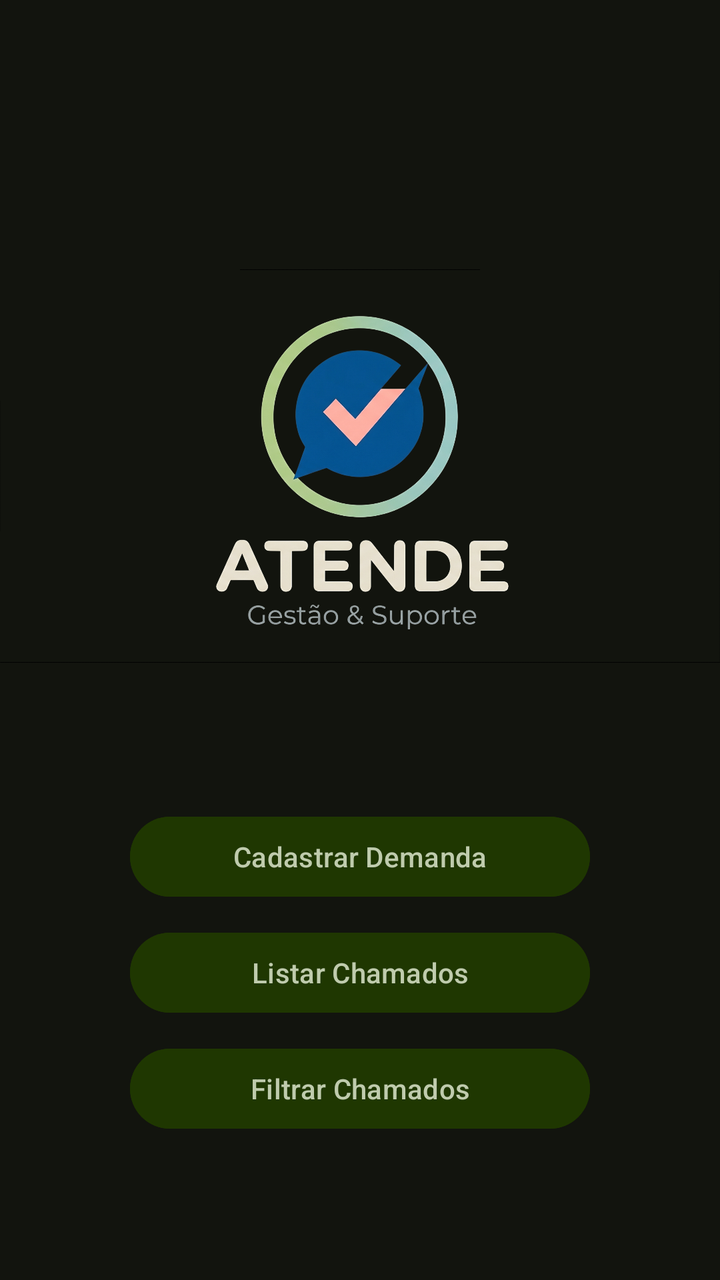
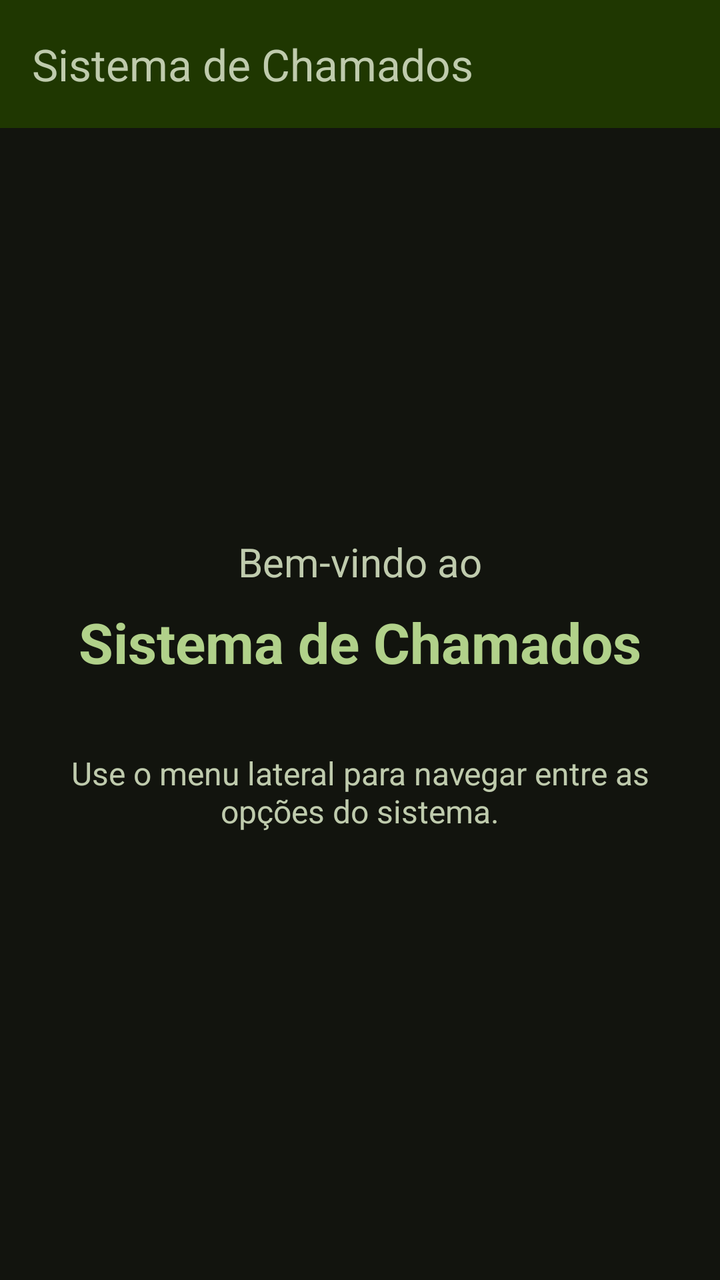

Compare the two renders of this Android layout. The source of the first and the diff that turns it into the second are given below.
<!-- AndroidManifest.xml: application theme Theme.TrabalhoPratico1 -->
<!-- res/layout/activity_main.xml -->
<?xml version="1.0" encoding="utf-8"?>
<LinearLayout xmlns:android="http://schemas.android.com/apk/res/android"
    xmlns:app="http://schemas.android.com/apk/res-auto"
    xmlns:tools="http://schemas.android.com/tools"
    android:id="@+id/main"
    android:layout_width="match_parent"
    android:layout_height="match_parent"
    android:background="@color/superficieDim"
    android:gravity="center"
    android:orientation="vertical"
    tools:context=".MainActivity">

    <LinearLayout
        android:layout_width="match_parent"
        android:layout_height="wrap_content"
        android:layout_weight="0.5"
        android:gravity="bottom|center_horizontal"
        android:orientation="vertical">

        <ImageView
            android:id="@+id/imageView2"
            android:layout_width="match_parent"
            android:layout_height="200dp"
            app:srcCompat="@drawable/logoaplicativo_9" />
    </LinearLayout>

    <LinearLayout
        android:layout_width="match_parent"
        android:layout_height="wrap_content"
        android:layout_weight="0.5"
        android:gravity="center"
        android:orientation="vertical">

        <Button
            android:id="@+id/btnCadastrarDemanda"
            android:layout_width="230dp"
            android:layout_height="wrap_content"
            android:layout_marginTop="5dp"
            android:layout_marginBottom="5dp"
            android:backgroundTint="@color/onVerdePrimaria"
            android:text="Cadastrar Demanda"
            android:textColor="@color/verdeSecundaria" />

        <Button
            android:id="@+id/btnListarChamados"
            android:layout_width="230dp"
            android:layout_height="wrap_content"
            android:layout_marginTop="5dp"
            android:layout_marginBottom="5dp"
            android:backgroundTint="@color/onVerdePrimaria"
            android:text="Listar Chamados"
            android:textColor="@color/verdeSecundaria" />

        <Button
            android:id="@+id/btnFiltrarChamados"
            android:layout_width="230dp"
            android:layout_height="wrap_content"
            android:layout_marginTop="5dp"
            android:layout_marginBottom="5dp"
            android:backgroundTint="@color/onVerdePrimaria"
            android:text="Filtrar Chamados"
            android:textColor="@color/verdeSecundaria" />
    </LinearLayout>

</LinearLayout>
<!-- resources referenced by this layout -->
<resources>
  <color name="onVerdePrimaria">#1f3701</color>
  <color name="superficieDim">#12140e</color>
  <color name="verdeSecundaria">#bfcbad</color>
  <!-- drawable logoaplicativo_9: png bitmap (drawable-hdpi, 635657 bytes) -->
  <style name="Theme.TrabalhoPratico1" parent="Base.Theme.TrabalhoPratico1" />
  <style name="Base.Theme.TrabalhoPratico1" parent="Theme.Material3.DayNight.NoActionBar">
          
          
      </style>
</resources>

<!-- the commit's change to res/layout/activity_main.xml (unified diff, before → after) -->
@@ -1,65 +1,96 @@
 <?xml version="1.0" encoding="utf-8"?>
-<LinearLayout xmlns:android="http://schemas.android.com/apk/res/android"
+<androidx.drawerlayout.widget.DrawerLayout xmlns:android="http://schemas.android.com/apk/res/android"
     xmlns:app="http://schemas.android.com/apk/res-auto"
-    xmlns:tools="http://schemas.android.com/tools"
-    android:id="@+id/main"
+    android:id="@+id/drawerLayout"
     android:layout_width="match_parent"
     android:layout_height="match_parent"
-    android:background="@color/superficieDim"
-    android:gravity="center"
-    android:orientation="vertical"
-    tools:context=".MainActivity">
+    android:background="@color/superficieDim">
 
     <LinearLayout
         android:layout_width="match_parent"
-        android:layout_height="wrap_content"
-        android:layout_weight="0.5"
-        android:gravity="bottom|center_horizontal"
+        android:layout_height="match_parent"
         android:orientation="vertical">
 
-        <ImageView
-            android:id="@+id/imageView2"
+        <com.google.android.material.appbar.MaterialToolbar
+            android:id="@+id/toolbar"
             android:layout_width="match_parent"
-            android:layout_height="200dp"
-            app:srcCompat="@drawable/logoaplicativo_9" />
+            android:layout_height="?attr/actionBarSize"
+            android:background="@color/onVerdePrimaria"
+            app:title="@string/app_name"
+            app:titleTextColor="@color/verdeSecundaria" />
+
+        <FrameLayout
+            android:layout_width="match_parent"
+            android:layout_height="match_parent">
+
+            <LinearLayout
+                android:layout_width="match_parent"
+                android:layout_height="match_parent"
+                android:gravity="center"
+                android:orientation="vertical">
+
+                <TextView
+                    android:layout_width="wrap_content"
+                    android:layout_height="wrap_content"
+                    android:text="Bem-vindo ao"
+                    android:textColor="@color/verdeSecundaria"
+                    android:textSize="20sp" />
+
+                <TextView
+                    android:layout_width="wrap_content"
+                    android:layout_height="wrap_content"
+                    android:layout_marginTop="8dp"
+                    android:text="@string/app_name"
+                    android:textColor="@color/verdePrimaria"
+                    android:textSize="28sp"
+                    android:textStyle="bold" />
+
+                <TextView
+                    android:layout_width="wrap_content"
+                    android:layout_height="wrap_content"
+                    android:layout_marginTop="16dp"
+                    android:gravity="center"
+                    android:padding="20dp"
+                    android:text="Use o menu lateral para navegar entre as opções do sistema."
+                    android:textColor="@color/verdeSecundaria"
+                    android:textSize="16sp" />
+            </LinearLayout>
+        </FrameLayout>
     </LinearLayout>
 
-    <LinearLayout
-        android:layout_width="match_parent"
+    <com.google.android.material.navigation.NavigationView
+        android:id="@+id/navigationView"
+        android:layout_width="wrap_content"
+        android:layout_height="match_parent"
+        android:layout_gravity="start"
+        app:headerLayout="@layout/nav_header"
+        app:itemIconTint="@color/verdeSecundaria"
+        app:itemTextColor="@color/verdeSecundaria"
+        app:menu="@menu/drawer_menu" />
+</androidx.drawerlayout.widget.DrawerLayout>
+<!-- res/layout/nav_header.xml (included above) -->
+<?xml version="1.0" encoding="utf-8"?>
+<LinearLayout xmlns:android="http://schemas.android.com/apk/res/android"
+    android:layout_width="match_parent"
+    android:layout_height="180dp"
+    android:background="@color/onVerdePrimaria"
+    android:gravity="bottom"
+    android:orientation="vertical"
+    android:padding="16dp">
+
+    <TextView
+        android:layout_width="wrap_content"
         android:layout_height="wrap_content"
-        android:layout_weight="0.5"
-        android:gravity="center"
-        android:orientation="vertical">
+        android:text="@string/app_name"
+        android:textColor="@color/verdeSecundaria"
+        android:textSize="24sp"
+        android:textStyle="bold" />
 
-        <Button
-            android:id="@+id/btnCadastrarDemanda"
-            android:layout_width="230dp"
-            android:layout_height="wrap_content"
-            android:layout_marginTop="5dp"
-            android:layout_marginBottom="5dp"
-            android:backgroundTint="@color/onVerdePrimaria"
-            android:text="Cadastrar Demanda"
-            android:textColor="@color/verdeSecundaria" />
-
-        <Button
-            android:id="@+id/btnListarChamados"
-            android:layout_width="230dp"
-            android:layout_height="wrap_content"
-            android:layout_marginTop="5dp"
-            android:layout_marginBottom="5dp"
-            android:backgroundTint="@color/onVerdePrimaria"
-            android:text="Listar Chamados"
-            android:textColor="@color/verdeSecundaria" />
-
-        <Button
-            android:id="@+id/btnFiltrarChamados"
-            android:layout_width="230dp"
-            android:layout_height="wrap_content"
-            android:layout_marginTop="5dp"
-            android:layout_marginBottom="5dp"
-            android:backgroundTint="@color/onVerdePrimaria"
-            android:text="Filtrar Chamados"
-            android:textColor="@color/verdeSecundaria" />
-    </LinearLayout>
-
+    <TextView
+        android:layout_width="wrap_content"
+        android:layout_height="wrap_content"
+        android:layout_marginTop="4dp"
+        android:text="Sistema de Gestão de Chamados"
+        android:textColor="@color/verdePrimaria"
+        android:textSize="14sp" />
 </LinearLayout>
<!-- resource entries referenced after the edit -->
@@ -2,8 +2,9 @@
 <resources>
   <color name="onVerdePrimaria">#1f3701</color>
   <color name="superficieDim">#12140e</color>
+  <color name="verdePrimaria">#b1d18a</color>
   <color name="verdeSecundaria">#bfcbad</color>
-  <!-- drawable logoaplicativo_9: png bitmap (drawable-hdpi, 635657 bytes) -->
+  <string name="app_name">Sistema de Chamados</string>
   <style name="Theme.TrabalhoPratico1" parent="Base.Theme.TrabalhoPratico1" />
   <style name="Base.Theme.TrabalhoPratico1" parent="Theme.Material3.DayNight.NoActionBar">
           
